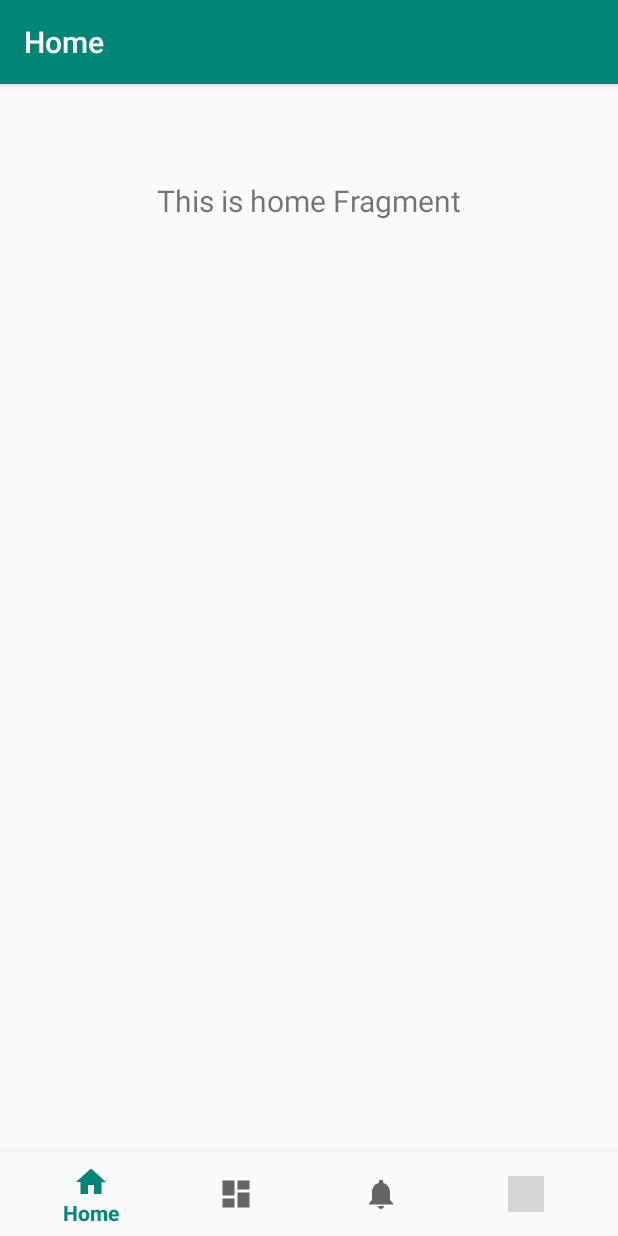
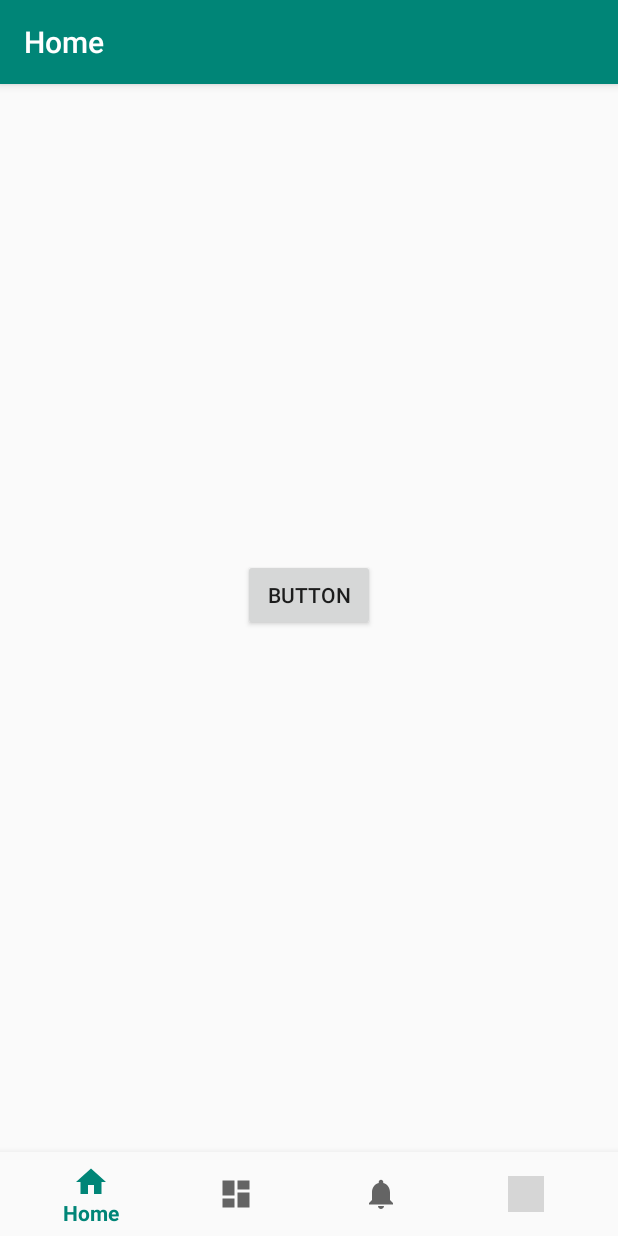
Before and after one commit to kimiyuki/Rebook, an Android app: the screen it shows after launch (MainActivity), on a phone screen of 412 x 824 dp. Run offline under Robolectric (Android 15) with nearby library versions, the light colour scheme and no system bars; our stand-ins replace navigation-ui; grey boxes are pictures that could not be loaded.

Commit message:
experiment viewmodel

```diff
--- a/app/src/main/java/com/abc_analytics/rebook/MainViewModel.kt
+++ b/app/src/main/java/com/abc_analytics/rebook/MainViewModel.kt
@@ -3,6 +3,7 @@ package com.abc_analytics.rebook
 import android.app.Application
 import androidx.lifecycle.AndroidViewModel
 import androidx.lifecycle.MutableLiveData
+import java.util.*
 
 class MainViewModel(private val context: Application) : AndroidViewModel(context) {
   var text = MutableLiveData<String>()
@@ -10,4 +11,8 @@ class MainViewModel(private val context: Application) : AndroidViewModel(context
   init {
     text.value = ""
   }
+
+  fun setMyText(){
+    text.value = Date().toString()
+  }
 }
--- a/app/src/main/java/com/abc_analytics/rebook/ui/home/HomeFragment.kt
+++ b/app/src/main/java/com/abc_analytics/rebook/ui/home/HomeFragment.kt
@@ -8,24 +8,26 @@ import android.widget.TextView
 import androidx.fragment.app.Fragment
 import androidx.lifecycle.Observer
 import androidx.lifecycle.ViewModelProviders
+import com.abc_analytics.rebook.MainViewModel
 import com.abc_analytics.rebook.R
+import kotlinx.android.synthetic.main.fragment_home.*
 
 class HomeFragment : Fragment() {
 
-    private lateinit var homeViewModel: HomeViewModel
+  lateinit var viewModel: MainViewModel
+  override fun onCreateView(
+    inflater: LayoutInflater, container: ViewGroup?, savedInstanceState: Bundle? ): View? {
+    viewModel = ViewModelProviders.of(activity!!).get(MainViewModel::class.java)
+    viewModel.text.observe(this, Observer {
+      text_home.text = it
+    })
+    return inflater.inflate(R.layout.fragment_home, container, false)
+  }
 
-    override fun onCreateView(
-        inflater: LayoutInflater,
-        container: ViewGroup?,
-        savedInstanceState: Bundle?
-    ): View? {
-        homeViewModel =
-                ViewModelProviders.of(this).get(HomeViewModel::class.java)
-        val root = inflater.inflate(R.layout.fragment_home, container, false)
-        val textView: TextView = root.findViewById(R.id.text_home)
-        homeViewModel.text.observe(this, Observer {
-            textView.text = it
-        })
-        return root
+  override fun onViewCreated(view: View, savedInstanceState: Bundle?) {
+    super.onViewCreated(view, savedInstanceState)
+    button_home_frag.setOnClickListener {
+      viewModel.setMyText()
     }
+  }
 }
--- a/app/src/main/res/layout/fragment_home.xml
+++ b/app/src/main/res/layout/fragment_home.xml
@@ -2,6 +2,7 @@
 <androidx.constraintlayout.widget.ConstraintLayout
     xmlns:android="http://schemas.android.com/apk/res/android"
     xmlns:app="http://schemas.android.com/apk/res-auto"
+    xmlns:tools="http://schemas.android.com/tools"
     android:layout_width="match_parent"
     android:layout_height="match_parent" >
 
@@ -10,11 +11,25 @@
         android:layout_width="match_parent"
         android:layout_height="wrap_content"
         android:layout_marginStart="8dp"
-        android:layout_marginTop="8dp"
+        android:layout_marginTop="32dp"
         android:layout_marginEnd="8dp"
+        android:layout_marginBottom="24dp"
         android:textAlignment="center"
         android:textSize="20sp"
+        app:layout_constraintBottom_toTopOf="@+id/button_home_frag"
         app:layout_constraintEnd_toEndOf="parent"
         app:layout_constraintStart_toStartOf="parent"
-        app:layout_constraintTop_toTopOf="parent"/>
+        app:layout_constraintTop_toTopOf="parent" />
+
+    <Button
+        android:id="@+id/button_home_frag"
+        android:layout_width="wrap_content"
+        android:layout_height="wrap_content"
+        android:layout_marginStart="24dp"
+        android:layout_marginEnd="24dp"
+        android:layout_marginBottom="403dp"
+        android:text="Button"
+        app:layout_constraintBottom_toBottomOf="parent"
+        app:layout_constraintEnd_toEndOf="parent"
+        app:layout_constraintStart_toStartOf="parent" />
 </androidx.constraintlayout.widget.ConstraintLayout>
```
